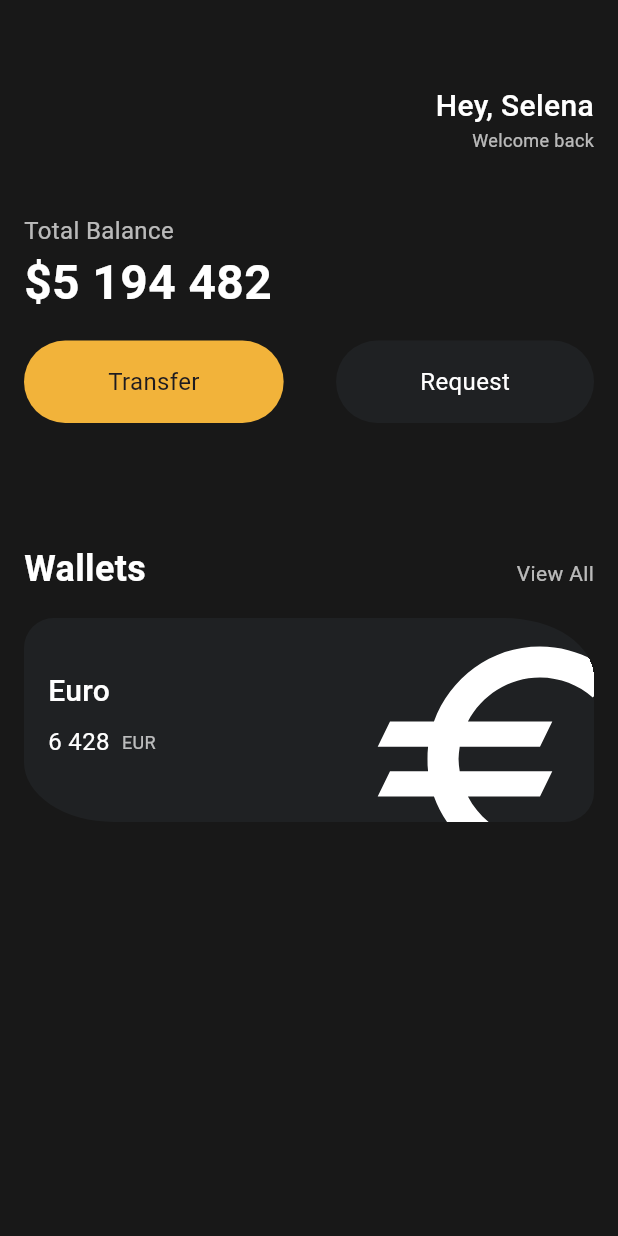
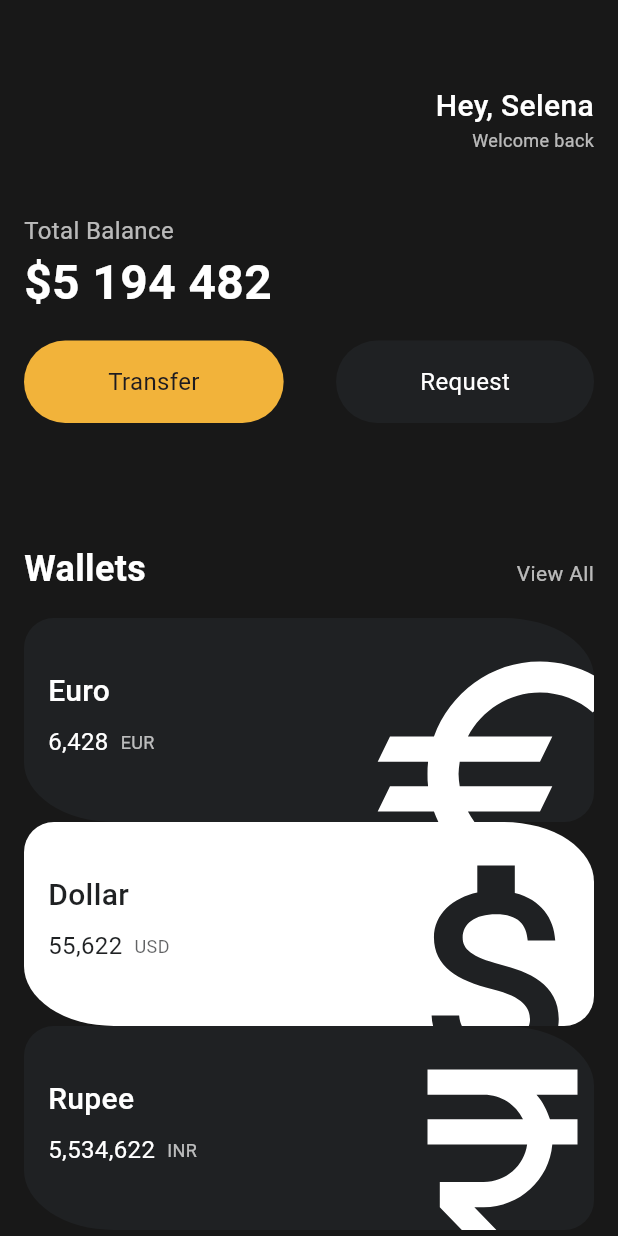
Before and after one commit to hyesuhong/flutter_playground, a Flutter app: the screen it shows after launch, on a phone screen of 412 x 824 dp. Run offline on Flutter 3.47's test engine with Material 3 defaults, Android fonts, the phone set to English and light mode, and no system bars.

Commit message:
feat: money_app - make currency card widget

```diff
--- a/money_app/lib/main.dart
+++ b/money_app/lib/main.dart
@@ -1,9 +1,31 @@
 import 'package:flutter/material.dart';
 import 'package:money_app/widgets/button.dart' show Button;
+import 'package:money_app/widgets/currency_card.dart';
 
 void main() {
   runApp(const MyApp());
 }
+
+var dummyCurrency = [
+  Currency(
+    currency: 'Euro',
+    unit: 'EUR',
+    amount: 6428,
+    icon: Icons.euro,
+  ),
+  Currency(
+    currency: 'Dollar',
+    unit: 'USD',
+    amount: 55622,
+    icon: Icons.attach_money,
+  ),
+  Currency(
+    currency: 'Rupee',
+    unit: 'INR',
+    amount: 5534622,
+    icon: Icons.currency_rupee,
+  ),
+];
 
 class MyApp extends StatelessWidget {
   const MyApp({super.key});
@@ -110,75 +132,11 @@ class MyApp extends StatelessWidget {
               const SizedBox(
                 height: 16,
               ),
-              Container(
-                decoration: const BoxDecoration(
-                  color: Color(0xff1f2123),
-                  borderRadius: BorderRadius.only(
-                    topLeft: Radius.circular(20),
-                    bottomRight: Radius.circular(20),
-                    topRight: Radius.elliptical(60, 40),
-                    bottomLeft: Radius.elliptical(60, 40),
-                  ),
-                ),
-                padding: const EdgeInsets.only(
-                  top: 24,
-                  bottom: 32,
-                  left: 16,
-                  right: 16,
-                ),
-                clipBehavior: Clip.hardEdge,
-                child: Row(
-                  mainAxisAlignment: MainAxisAlignment.spaceBetween,
-                  children: [
-                    Column(
-                      crossAxisAlignment: CrossAxisAlignment.start,
-                      children: [
-                        const Text(
-                          'Euro',
-                          style: TextStyle(
-                              color: Colors.white,
-                              fontSize: 20,
-                              fontWeight: FontWeight.w500),
-                        ),
-                        const SizedBox(
-                          height: 8,
-                        ),
-                        Row(
-                          children: [
-                            const Text(
-                              '6 428',
-                              style: TextStyle(
-                                color: Colors.white,
-                                fontSize: 16,
-                              ),
-                            ),
-                            const SizedBox(
-                              width: 8,
-                            ),
-                            Text(
-                              'EUR',
-                              style: TextStyle(
-                                color: Colors.white.withOpacity(0.7),
-                                fontSize: 12,
-                              ),
-                            ),
-                          ],
-                        )
-                      ],
-                    ),
-                    Transform(
-                      transform: Matrix4.identity()
-                        ..translate(-5.0, 30.0)
-                        ..scale(2.5, 2.5, 2.5),
-                      alignment: Alignment.center,
-                      child: const Icon(
-                        Icons.euro,
-                        color: Colors.white,
-                        size: 80,
-                      ),
-                    ),
-                  ],
-                ),
+              ...List.generate(
+                dummyCurrency.length,
+                (index) => CurrencyCard(
+                    currencyData: dummyCurrency[index],
+                    isInverted: index.isOdd),
               )
             ],
           ),
--- /dev/null
+++ b/money_app/lib/widgets/currency_card.dart
@@ -0,0 +1,111 @@
+import 'package:flutter/material.dart';
+import 'package:intl/intl.dart';
+
+class Currency {
+  final String currency, unit;
+  final int amount;
+  final IconData icon;
+
+  Currency({
+    required this.currency,
+    required this.unit,
+    required this.amount,
+    required this.icon,
+  });
+}
+
+class CurrencyCard extends StatelessWidget {
+  final Currency currencyData;
+
+  final bool isInverted;
+
+  final _darkColor = const Color(0xff1f2123);
+  final _lightColor = Colors.white;
+
+  const CurrencyCard({
+    super.key,
+    required this.currencyData,
+    required this.isInverted,
+  });
+
+  @override
+  Widget build(BuildContext context) {
+    var backgroundColor = isInverted ? _lightColor : _darkColor;
+    var textColor = isInverted ? _darkColor : _lightColor;
+
+    final formatCurrency = NumberFormat.simpleCurrency(
+        locale: 'ko_KR', name: '', decimalDigits: 0);
+
+    return Container(
+      decoration: BoxDecoration(
+        color: backgroundColor,
+        borderRadius: const BorderRadius.only(
+          topLeft: Radius.circular(20),
+          bottomRight: Radius.circular(20),
+          topRight: Radius.elliptical(60, 40),
+          bottomLeft: Radius.elliptical(60, 40),
+        ),
+      ),
+      padding: const EdgeInsets.only(
+        top: 24,
+        bottom: 32,
+        left: 16,
+        right: 16,
+      ),
+      clipBehavior: Clip.hardEdge,
+      child: Row(
+        mainAxisAlignment: MainAxisAlignment.spaceBetween,
+        children: [
+          Column(
+            crossAxisAlignment: CrossAxisAlignment.start,
+            children: [
+              Text(
+                currencyData.currency,
+                style: TextStyle(
+                  color: textColor,
+                  fontSize: 20,
+                  fontWeight: FontWeight.w500,
+                ),
+              ),
+              const SizedBox(
+                height: 8,
+              ),
+              Row(
+                children: [
+                  Text(
+                    formatCurrency.format(currencyData.amount),
+                    style: TextStyle(
+                      color: textColor,
+                      fontSize: 16,
+                    ),
+                  ),
+                  const SizedBox(
+                    width: 8,
+                  ),
+                  Text(
+                    currencyData.unit,
+                    style: TextStyle(
+                      color: textColor.withOpacity(0.7),
+                      fontSize: 12,
+                    ),
+                  ),
+                ],
+              )
+            ],
+          ),
+          Transform(
+            transform: Matrix4.identity()
+              ..translate(-5.0, 40.0)
+              ..scale(2.5, 2.5, 2.5),
+            alignment: Alignment.center,
+            child: Icon(
+              currencyData.icon,
+              color: textColor,
+              size: 80,
+            ),
+          ),
+        ],
+      ),
+    );
+  }
+}
--- a/money_app/pubspec.yaml
+++ b/money_app/pubspec.yaml
@@ -1,5 +1,5 @@
 name: money_app
-description: "A new Flutter project."
+description: 'A new Flutter project.'
 # The following line prevents the package from being accidentally published to
 # pub.dev using `flutter pub publish`. This is preferred for private packages.
 publish_to: 'none' # Remove this line if you wish to publish to pub.dev
@@ -31,10 +31,10 @@ dependencies:
   flutter:
     sdk: flutter
 
-
   # The following adds the Cupertino Icons font to your application.
   # Use with the CupertinoIcons class for iOS style icons.
   cupertino_icons: ^1.0.8
+  intl: ^0.19.0
 
 dev_dependencies:
   flutter_test:
@@ -52,7 +52,6 @@ dev_dependencies:
 
 # The following section is specific to Flutter packages.
 flutter:
-
   # The following line ensures that the Material Icons font is
   # included with your application, so that you can use the icons in
   # the material Icons class.
```
Also changed, not shown: money_app/pubspec.lock.
